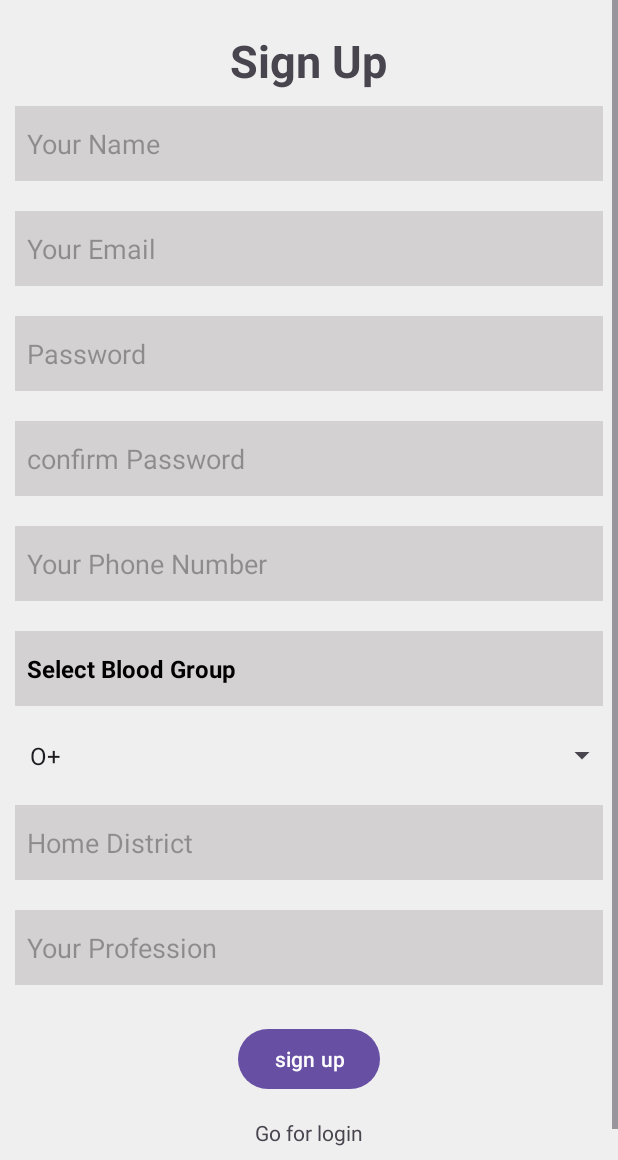
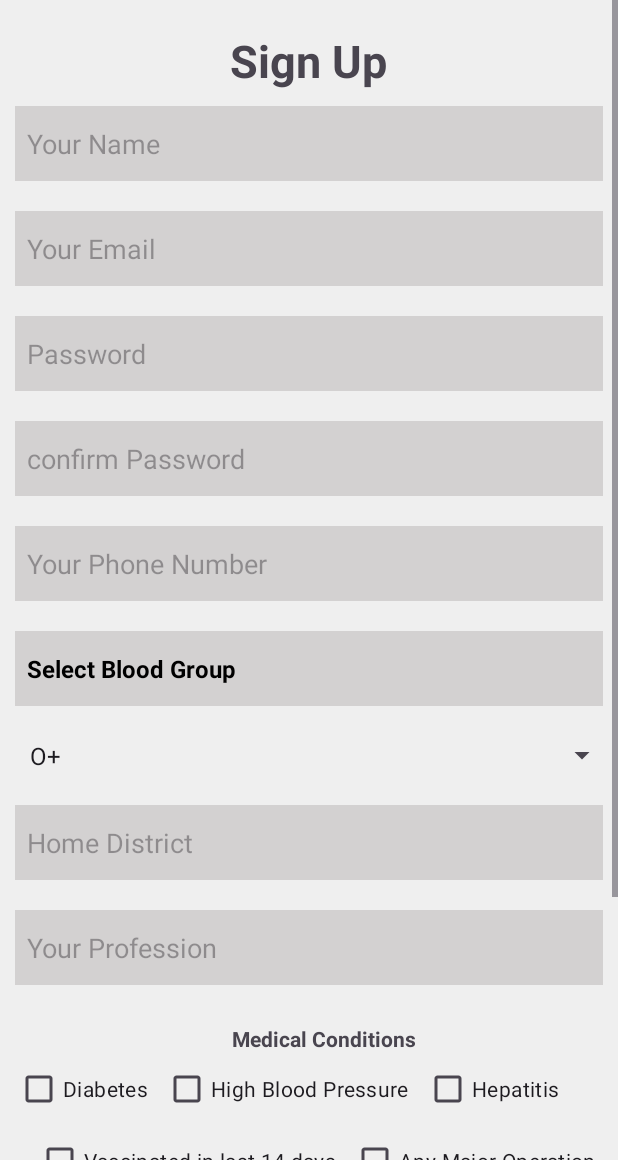
Before and after one commit to Robi-pointer/medilinkAppLogin, an Android app: the signUpActivity screen opened directly, with no data from a screen before it, on a phone screen of 412 x 824 dp, the part 76-1236 px from its top. Run offline under Robolectric (Android 15) with nearby library versions, the light colour scheme and no system bars.

Commit message:
medical report integrated

```diff
--- a/app/src/main/java/com/example/medilinkapplogin/signUpActivity.java
+++ b/app/src/main/java/com/example/medilinkapplogin/signUpActivity.java
@@ -1,11 +1,13 @@
 package com.example.medilinkapplogin;
 
+import android.app.DatePickerDialog;
 import android.content.Intent;
 import android.database.sqlite.SQLiteDatabase;
 import android.os.Bundle;
 import android.view.View;
 import android.widget.ArrayAdapter;
 import android.widget.Button;
+import android.widget.CheckBox;
 import android.widget.EditText;
 import android.widget.Spinner;
 import android.widget.TextView;
@@ -21,6 +23,7 @@ import com.example.medilinkapplogin.Database.DBHelper;
 import com.example.medilinkapplogin.userDataModel.dataModel;
 
 import java.util.ArrayList;
+import java.util.Calendar;
 
 public class signUpActivity extends AppCompatActivity {
 
@@ -29,6 +32,9 @@ public class signUpActivity extends AppCompatActivity {
     EditText signUpDist,signUpProfession;
     Button signUpButton;
     TextView redirectToLoin,signUpBloodGroup;
+    CheckBox checkboxDiabetes, checkboxPressure, checkboxHepatitis,checkboxVaccine,checkboxOperation;
+    EditText editDonationDate;
+    Calendar calendar;
     ArrayList<String>arrBloodGroupSpinner = new ArrayList<>();
 
 
@@ -62,6 +68,13 @@ public class signUpActivity extends AppCompatActivity {
         arrBloodGroupSpinner.add("A-");
         arrBloodGroupSpinner.add("B-");
         arrBloodGroupSpinner.add("AB-");
+        checkboxDiabetes = findViewById(R.id.checkboxDiabetes);
+        checkboxPressure = findViewById(R.id.checkboxHighPressure);
+        checkboxHepatitis = findViewById(R.id.checkboxHepatitis);
+        checkboxVaccine = findViewById(R.id.checkboxVaccine);
+        checkboxOperation = findViewById(R.id.checkboxOperation);
+        editDonationDate = findViewById(R.id.editDonationDate);
+        calendar = Calendar.getInstance();
         ArrayAdapter<String>bloodGroupAdapter = new ArrayAdapter<>(this,android.R.layout.simple_spinner_item,arrBloodGroupSpinner);
         bloodGroupAdapter.setDropDownViewResource(android.R.layout.simple_spinner_dropdown_item);
         bloodGroupSpiner.setAdapter(bloodGroupAdapter);
@@ -72,6 +85,19 @@ public class signUpActivity extends AppCompatActivity {
                 startActivity(intent);
             }
         });
+        editDonationDate.setOnClickListener(view -> {
+            int year = calendar.get(Calendar.YEAR);
+            int month = calendar.get(Calendar.MONTH);
+            int day = calendar.get(Calendar.DAY_OF_MONTH);
+
+            DatePickerDialog dialog = new DatePickerDialog(signUpActivity.this,
+                    (view1, selectedYear, selectedMonth, selectedDay) -> {
+                        String date = selectedDay + "/" + (selectedMonth + 1) + "/" + selectedYear;
+                        editDonationDate.setText(date);
+                    }, year, month, day);
+            dialog.show();
+        });
+
         signUpButton.setOnClickListener(new View.OnClickListener() {
             @Override
             public void onClick(View v) {
@@ -83,6 +109,13 @@ public class signUpActivity extends AppCompatActivity {
                 String bloodGroup = bloodGroupSpiner.getSelectedItem().toString().trim();
                 String dist = signUpDist.getText().toString().trim();
                 String profession = signUpProfession.getText().toString().trim();
+                String diabetes = checkboxDiabetes.isChecked() ? "Yes" : "No";
+                String pressure = checkboxPressure.isChecked() ? "Yes" : "No";
+                String hepatitis = checkboxHepatitis.isChecked() ? "Yes" : "No";
+                String operation = checkboxOperation.isChecked() ? "Yes" : "No";
+                String vaccine = checkboxVaccine.isChecked() ? "Yes" : "No";
+
+                String donationDate = editDonationDate.getText().toString().trim();
 
                if(password != null && password.equals(confirmPassword))
                {
@@ -94,6 +127,12 @@ public class signUpActivity extends AppCompatActivity {
                    dm.setBloodGroup(bloodGroup);
                    dm.setDistrict(dist);
                    dm.setProfession(profession);
+                   dm.setDiabetes(diabetes);
+                   dm.setHigh_blood_pressure(pressure);
+                   dm.setVaccine(vaccine);
+                   dm.setOperation(operation);
+                   dm.setHepatitis(hepatitis);
+                   dm.setDonation_date(donationDate);
                    DBHelper dbHelper = new DBHelper(signUpActivity.this);
                    dbHelper.addUserInfo(dm);
                }
--- a/app/src/main/res/layout/activity_sign_up.xml
+++ b/app/src/main/res/layout/activity_sign_up.xml
@@ -133,6 +133,76 @@
             android:ems="15"
             android:id="@+id/signUpProfession"
             android:layout_marginTop="10dp"/>
+        <TextView
+            android:layout_width="wrap_content"
+            android:layout_height="wrap_content"
+            android:text="Medical Conditions"
+            android:textStyle="bold"
+            android:layout_marginStart="10dp"
+            android:layout_marginTop="16dp" />
+
+       <LinearLayout
+           android:layout_width="match_parent"
+           android:layout_height="wrap_content"
+           android:orientation="horizontal"
+           android:layout_gravity="center">
+           <CheckBox
+               android:id="@+id/checkboxDiabetes"
+               android:layout_width="wrap_content"
+               android:layout_height="wrap_content"
+               android:text="Diabetes"
+               android:layout_marginStart="10dp"/>
+
+           <CheckBox
+               android:id="@+id/checkboxHighPressure"
+               android:layout_width="wrap_content"
+               android:layout_height="wrap_content"
+               android:text="High Blood Pressure"
+               android:layout_marginStart="10dp"/>
+           <CheckBox
+               android:id="@+id/checkboxHepatitis"
+               android:layout_width="wrap_content"
+               android:layout_height="wrap_content"
+               android:text="Hepatitis"
+               android:layout_marginStart="10dp"/>
+
+       </LinearLayout>
+        <LinearLayout
+            android:layout_width="match_parent"
+            android:layout_height="wrap_content"
+            android:orientation="horizontal"
+            android:gravity="center">
+
+            <CheckBox
+                android:id="@+id/checkboxVaccine"
+                android:layout_width="wrap_content"
+                android:layout_height="wrap_content"
+                android:text="Vaccinated in last 14 days"
+                android:layout_marginStart="10dp"/>
+
+            <CheckBox
+                android:id="@+id/checkboxOperation"
+                android:layout_width="wrap_content"
+                android:layout_height="wrap_content"
+                android:text="Any Major Operation"
+                android:layout_marginStart="10dp"/>
+
+        </LinearLayout>
+        <EditText
+            android:id="@+id/editDonationDate"
+            android:layout_width="match_parent"
+            android:layout_height="50dp"
+            android:hint="Select Donation Date"
+            android:background="@drawable/signup_custom_edittext"
+            android:paddingLeft="8dp"
+            android:layout_margin="10dp"
+            android:focusable="false"
+            android:clickable="true"/>
+
+
+
+
+
 
         <Button
             android:layout_width="wrap_content"
--- a/app/src/main/res/layout/doner_row.xml
+++ b/app/src/main/res/layout/doner_row.xml
@@ -52,6 +52,12 @@
                     android:text="Phone Number"
                     android:textSize="16sp"
                     android:layout_marginTop="4dp" />
+                <Button
+                    android:layout_width="wrap_content"
+                    android:layout_height="wrap_content"
+                    android:text="see medical condition"
+                    android:id="@+id/btnSeeMedicalCondition"
+                    android:layout_marginTop="10dp"/>
             </LinearLayout>
 
             <!-- RIGHT SIDE: Button -->
```
Also changed, not shown: app/src/main/java/com/example/medilinkapplogin/DBParameters/parameters.java (+7 -1 lines), app/src/main/java/com/example/medilinkapplogin/Database/DBHelper.java (+30 -8 lines), app/src/main/java/com/example/medilinkapplogin/RecyclerDonerApapter.java (+25 -1 lines), app/src/main/java/com/example/medilinkapplogin/user/userInfo.java (+62 -5 lines), app/src/main/java/com/example/medilinkapplogin/userDataModel/dataModel.java (+75 -17 lines).
